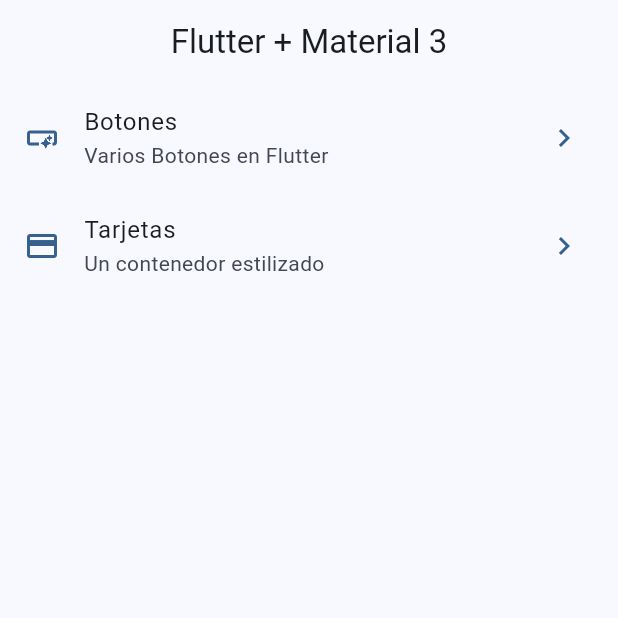
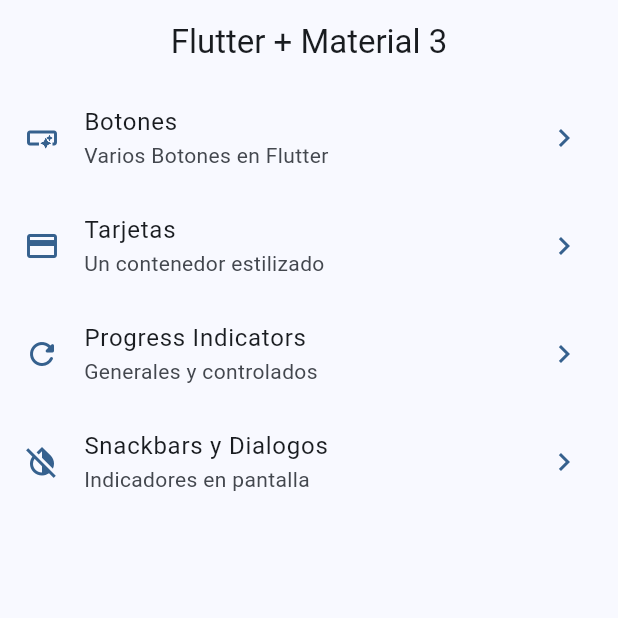
Before and after one commit to SwB15/widgets_app, a Flutter app: the screen it shows after launch, on a phone screen of 412 x 824 dp, the top half of it. Run offline on Flutter 3.47's test engine with Material 3 defaults, Android fonts, the phone set to English and light mode, and no system bars; our stand-ins replace go_router.

Commit message:
Snackbars y dialogs terminado

```diff
--- a/lib/config/menu/menu_items.dart
+++ b/lib/config/menu/menu_items.dart
@@ -18,10 +18,24 @@ const appMenuItems = <MenuItem>[
     title: 'Botones',
     subtitle: 'Varios Botones en Flutter',
     link: '/buttons',
-      icon: Icons.smart_button_outlined),
+    icon: Icons.smart_button_outlined,
+  ),
   MenuItem(
     title: 'Tarjetas',
     subtitle: 'Un contenedor estilizado',
     link: '/cards',
-      icon: Icons.credit_card),
+    icon: Icons.credit_card,
+  ),
+  MenuItem(
+    title: 'Progress Indicators',
+    subtitle: 'Generales y controlados',
+    link: '/progress',
+    icon: Icons.refresh_rounded,
+  ),
+  MenuItem(
+    title: 'Snackbars y Dialogos',
+    subtitle: 'Indicadores en pantalla',
+    link: '/snackbar',
+    icon: Icons.invert_colors_off_outlined,
+  ),
 ];
--- a/lib/config/router/app_router.dart
+++ b/lib/config/router/app_router.dart
@@ -19,5 +19,15 @@ final appRouter = GoRouter(
       name: CardsScreen.name,
       builder: (context, state) => const CardsScreen(),
     ),
+    GoRoute(
+      path: '/progress',
+      name: ProgressScreen.name,
+      builder: (context, state) => const ProgressScreen(),
+    ),
+    GoRoute(
+      path: '/snackbar',
+      name: SnackbarScreen.name,
+      builder: (context, state) => const SnackbarScreen(),
+    ),
   ],
 );
--- a/lib/main.dart
+++ b/lib/main.dart
@@ -12,6 +12,7 @@ class MainApp extends StatelessWidget {
   @override
   Widget build(BuildContext context) {
     return MaterialApp.router(
+      title: 'Flutter Widgets',
       debugShowCheckedModeBanner: false,
       theme: AppTheme(selectedColor: 0).getTheme(),
       routerConfig: appRouter,
```
Also changed, not shown: lib/presentation/screens/progress/progress_screen.dart (+81 -1 lines), lib/presentation/screens/snackbar/snackbar_screen.dart (+72 -1 lines). Lines whose indentation alone changed are shown as unchanged.
